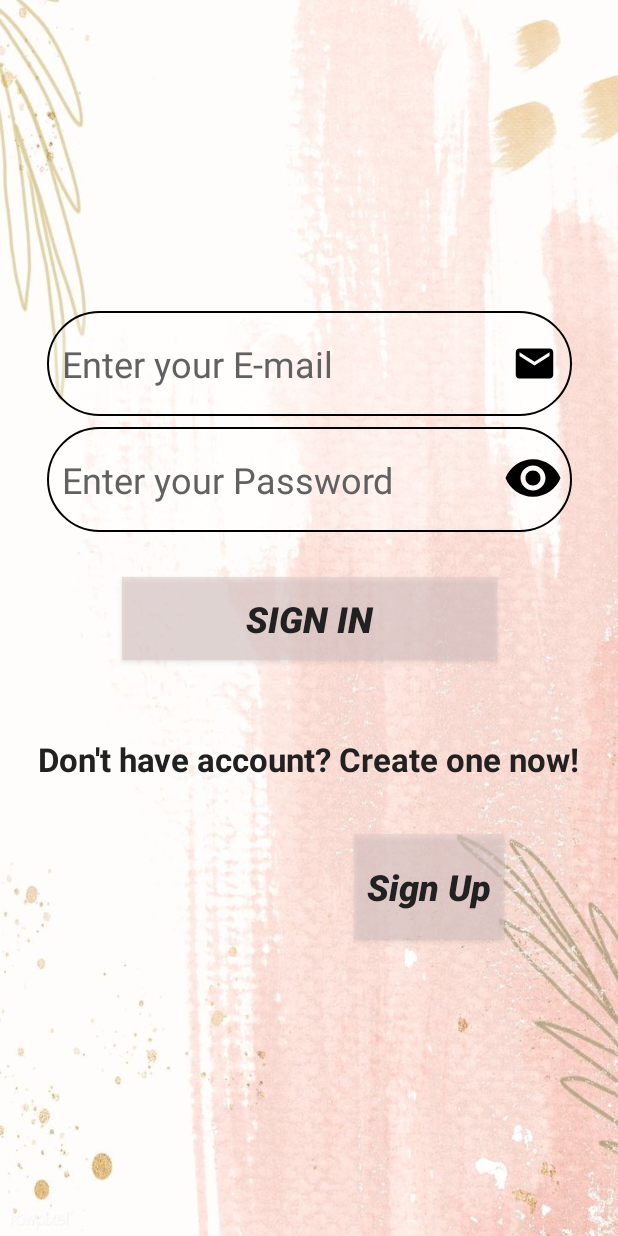
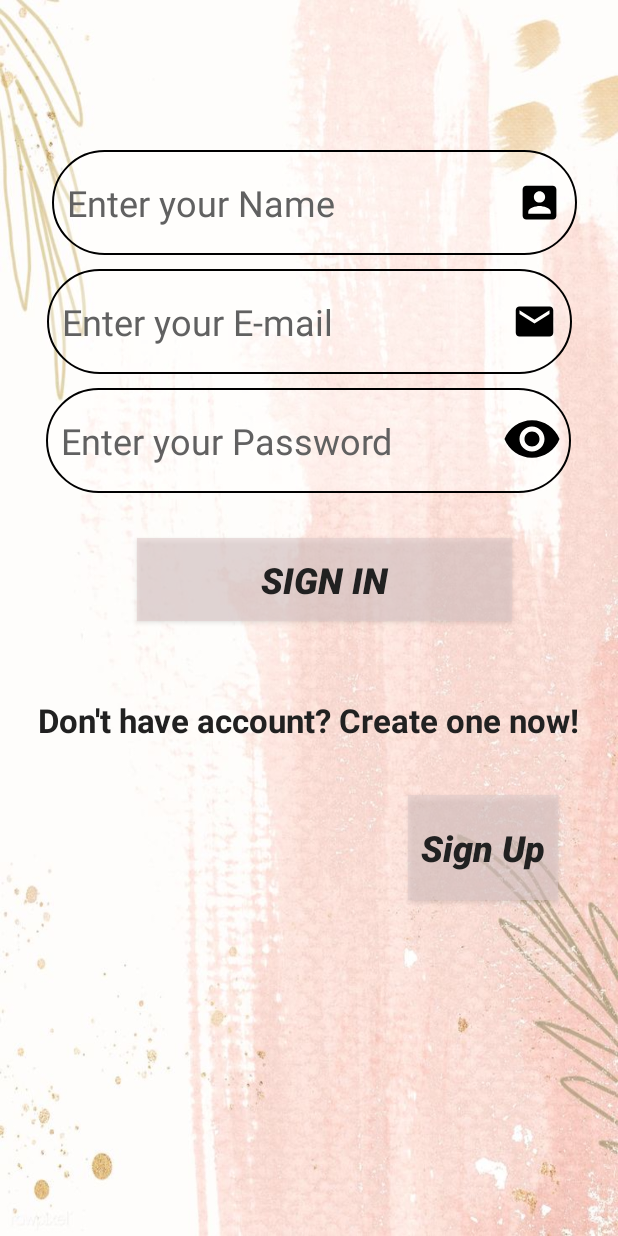
Before and after one commit to Android-AEMM/Trainning_proj, an Android app: the screen it shows after launch (SignIn), on a phone screen of 412 x 824 dp. Run offline under Robolectric (Android 15) with nearby library versions, the phone set to English and light mode, and no system bars.

Commit message:
icon_visible

```diff
--- a/app/src/main/res/layout/activity_sign_in.xml
+++ b/app/src/main/res/layout/activity_sign_in.xml
@@ -6,52 +6,72 @@
     android:layout_width="match_parent"
     android:background="@drawable/back"
     android:id="@+id/layout_signIn"
-    android:paddingTop="200dp"
+    android:paddingTop="100dp"
     android:layout_height="match_parent"
     tools:context=".SignIn">
+
+    <EditText
+        android:id="@+id/et2_name"
+        android:layout_width="350dp"
+        android:layout_height="70dp"
+        android:layout_margin="9dp"
+        android:background="@drawable/btn_background"
+        android:drawableRight="@drawable/ic_con"
+        android:hint="@string/Name"
+        android:padding="10dp"
+        android:textColorHint="@color/gray700"
+        android:textSize="24sp"
+        app:layout_constraintBottom_toTopOf="@id/et2_mail"
+        app:layout_constraintHorizontal_bias="0.59"
+        app:layout_constraintLeft_toLeftOf="@id/layout_signIn"
+        app:layout_constraintRight_toRightOf="@id/layout_signIn" />
+
     <EditText
         android:id="@+id/et2_mail"
         android:layout_width="350dp"
         android:layout_height="70dp"
         android:background="@drawable/btn_background"
-        android:layout_margin="7dp"
+        android:layout_margin="9dp"
         android:drawableRight="@drawable/ic_email"
         android:textSize="24sp"
         android:padding="10dp"
         android:hint="@string/email"
         app:layout_constraintLeft_toLeftOf="@id/layout_signIn"
         app:layout_constraintRight_toRightOf="@id/layout_signIn"
-        app:layout_constraintTop_toTopOf="@id/layout_signIn"
+        app:layout_constraintBottom_toTopOf="@id/et2_mail"
         android:textColorHint="@color/gray700"/>
+
     <EditText
         android:id="@+id/et2_pass"
         android:layout_width="350dp"
         android:layout_height="70dp"
+        android:layout_margin="9dp"
         android:background="@drawable/btn_background"
-        android:layout_margin="7dp"
 
+        android:hint="@string/pass"
+        android:padding="10dp"
+        android:textColorHint="@color/gray700"
         android:textSize="24sp"
-        android:padding="10dp"
-        android:hint="@string/pass"
+        app:layout_constraintHorizontal_bias="0.491"
         app:layout_constraintLeft_toLeftOf="@id/layout_signIn"
         app:layout_constraintRight_toRightOf="@id/layout_signIn"
-        app:layout_constraintTop_toBottomOf="@id/et2_mail"
-        android:textColorHint="@color/gray700"/>
+        app:layout_constraintTop_toBottomOf="@id/et2_mail" />
+
     <Button
         android:id="@+id/btn2_signIn"
-        android:layout_marginTop="30dp"
-        android:gravity="center"
         android:layout_width="250dp"
         android:layout_height="55dp"
+        android:layout_marginTop="30dp"
+        android:background="#94E1CBCB"
+        android:gravity="center"
         android:text="@string/btn_signin"
         android:textColor="@color/gray900"
         android:textSize="24dp"
         android:textStyle="bold|italic"
-        android:background="#94E1CBCB"
+        app:layout_constraintHorizontal_bias="0.565"
         app:layout_constraintLeft_toLeftOf="@id/layout_signIn"
         app:layout_constraintRight_toRightOf="@id/layout_signIn"
-        app:layout_constraintTop_toBottomOf="@id/et2_pass"
-        />
+        app:layout_constraintTop_toBottomOf="@id/et2_pass" />
 
     <TextView
         android:id="@+id/tv_createAcc"
@@ -72,18 +92,19 @@
         android:id="@+id/btn2_signUp"
         android:layout_width="100dp"
         android:layout_height="70dp"
+        android:layout_marginLeft="160dp"
+        android:layout_marginTop="20dp"
+        android:background="#94E1CBCB"
         android:text="@string/btn_signUp"
+        android:textAllCaps="false"
         android:textColor="@color/gray900"
         android:textSize="24dp"
-        android:layout_marginTop="20dp"
         android:textStyle="bold|italic"
-        android:background="#94E1CBCB"
-        android:textAllCaps="false"
-        android:layout_marginLeft="160dp"
+        app:layout_constraintHorizontal_bias="0.735"
         app:layout_constraintLeft_toLeftOf="@id/layout_signIn"
         app:layout_constraintRight_toRightOf="@id/layout_signIn"
-        app:layout_constraintTop_toBottomOf="@id/tv_createAcc"
-        />
+        app:layout_constraintTop_toBottomOf="@id/tv_createAcc" />
+
     <ImageView
         android:id="@+id/show3"
         android:layout_width="104dp"
```
